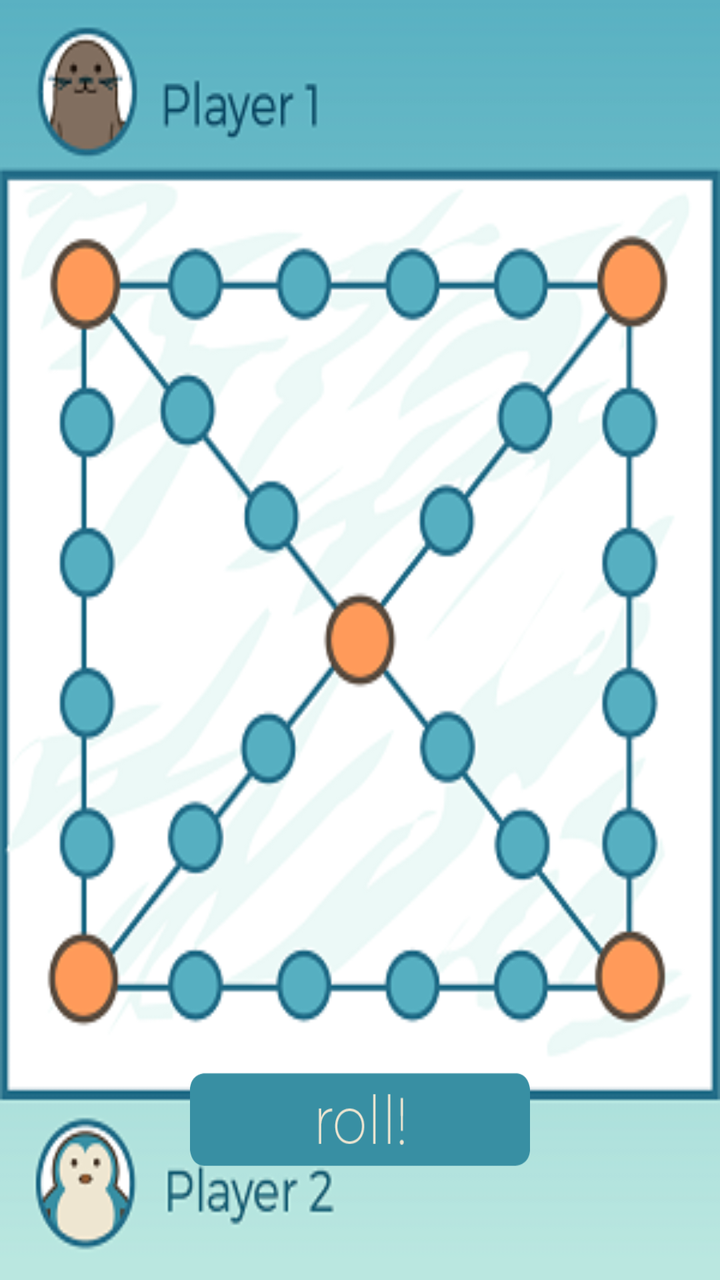
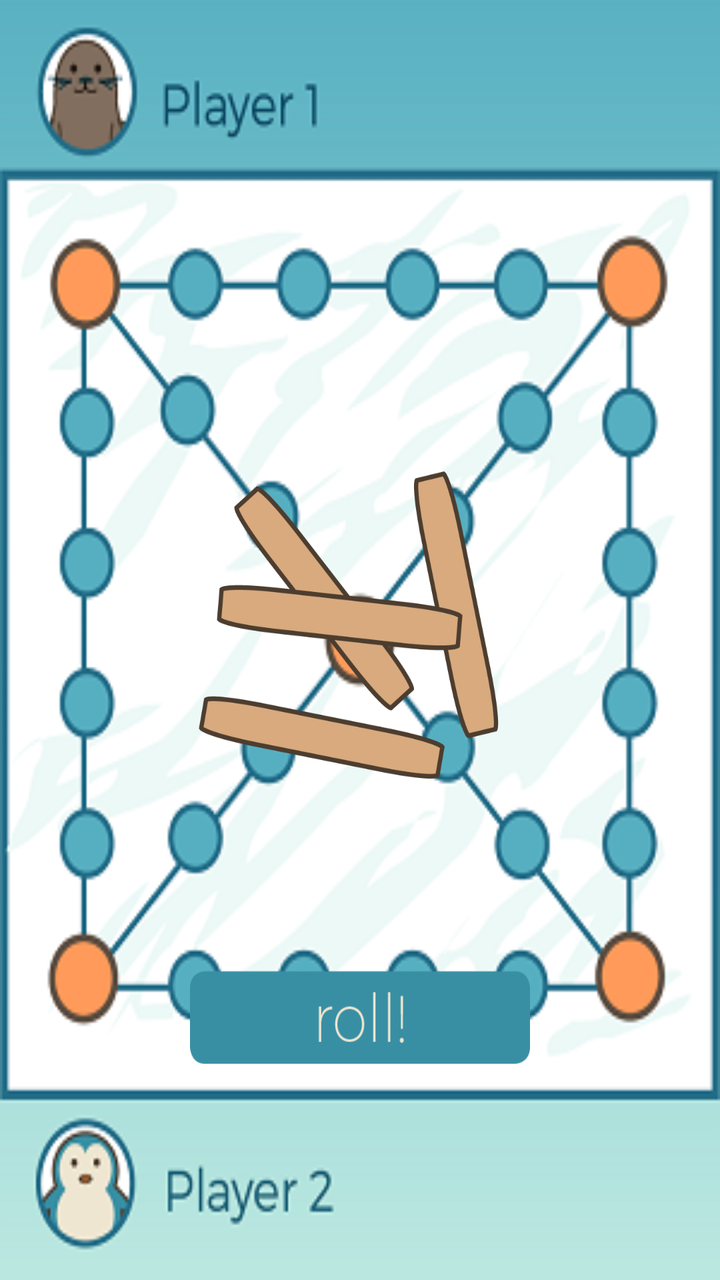

An Android layout rendered at two revisions. The XML below is the earlier revision; the diff shows what the commit changed to produce the second picture.
<!-- AndroidManifest.xml: application theme AppTheme -->
<!-- res/layout/activity_board.xml -->
<?xml version="1.0" encoding="utf-8"?>
<RelativeLayout xmlns:android="http://schemas.android.com/apk/res/android"
                xmlns:tools="http://schemas.android.com/tools"
                android:layout_width="match_parent"
                android:layout_height="match_parent"
                android:orientation="vertical"
                android:background="@drawable/boardimage"
                tools:context="com.jeffreychan.yutnori.BoardActivity">
    <Button
        android:layout_width="170dp"
        android:layout_height="80dp"
        android:id="@+id/rollButton"
        android:background="@drawable/rollbutton"
        android:layout_marginBottom="39dp"
        android:layout_alignParentBottom="true"
        android:layout_centerHorizontal="true" />

</RelativeLayout>
<!-- resources referenced by this layout -->
<resources>
  <!-- drawable boardimage: png bitmap (drawable-hdpi, 72684 bytes) -->
  <!-- drawable rollbutton: png bitmap (drawable-hdpi, 2070 bytes) -->
  <style name="AppTheme" parent="AppBaseTheme">
          
      </style>
  <style name="AppBaseTheme" parent="Theme.AppCompat.Light">
          
      </style>
</resources>

<!-- the commit's change to res/layout/activity_board.xml (unified diff, before → after) -->
@@ -1,6 +1,7 @@
 <?xml version="1.0" encoding="utf-8"?>
 <RelativeLayout xmlns:android="http://schemas.android.com/apk/res/android"
                 xmlns:tools="http://schemas.android.com/tools"
+                android:id="@+id/rl"
                 android:layout_width="match_parent"
                 android:layout_height="match_parent"
                 android:orientation="vertical"
@@ -11,8 +12,16 @@
         android:layout_height="80dp"
         android:id="@+id/rollButton"
         android:background="@drawable/rollbutton"
-        android:layout_marginBottom="39dp"
-        android:layout_alignParentBottom="true"
+        android:layout_below="@+id/sticks"
         android:layout_centerHorizontal="true" />
 
+    <ImageView
+        android:layout_width="200dp"
+        android:layout_height="300dp"
+        android:id="@+id/sticks"
+        android:background="@drawable/fallingstickanimation"
+        android:layout_centerInParent="true"
+
+        />
+
 </RelativeLayout>
<!-- resource entries referenced after the edit -->
@@ -1,10 +1,33 @@
 <!-- resources referenced by this layout -->
 <resources>
   <!-- drawable boardimage: png bitmap (drawable-hdpi, 72684 bytes) -->
+  <!-- drawable fallingstickanimation (drawable-hdpi) -->
+  <?xml version="1.0" encoding="utf-8"?>
+  <animation-list xmlns:android="http://schemas.android.com/apk/res/android" android:oneshot="true">
+      <item android:drawable="@drawable/stick" android:duration="180"/>
+      <item android:drawable="@drawable/stick2" android:duration="180"/>
+      <item android:drawable="@drawable/stick3" android:duration="180"/>
+      <item android:drawable="@drawable/stick4" android:duration="180"/>
+      <item android:drawable="@drawable/stick5" android:duration="180"/>
+      <item android:drawable="@drawable/stick6" android:duration="180"/>
+      <item android:drawable="@drawable/stick7" android:duration="180"/>
+      <item android:drawable="@drawable/stick8" android:duration="180"/>
+      <item android:drawable="@drawable/stick9" android:duration="360"/>
+  
+  </animation-list>
   <!-- drawable rollbutton: png bitmap (drawable-hdpi, 2070 bytes) -->
   <style name="AppTheme" parent="AppBaseTheme">
           
       </style>
+  <!-- drawable stick: png bitmap (drawable-hdpi, 18498 bytes) -->
+  <!-- drawable stick2: png bitmap (drawable-hdpi, 17059 bytes) -->
+  <!-- drawable stick3: png bitmap (drawable-hdpi, 14109 bytes) -->
+  <!-- drawable stick4: png bitmap (drawable-hdpi, 13965 bytes) -->
+  <!-- drawable stick5: png bitmap (drawable-hdpi, 14309 bytes) -->
+  <!-- drawable stick6: png bitmap (drawable-hdpi, 12365 bytes) -->
+  <!-- drawable stick7: png bitmap (drawable-hdpi, 15200 bytes) -->
+  <!-- drawable stick8: png bitmap (drawable-hdpi, 13042 bytes) -->
+  <!-- drawable stick9: png bitmap (drawable-hdpi, 13458 bytes) -->
   <style name="AppBaseTheme" parent="Theme.AppCompat.Light">
           
       </style>
